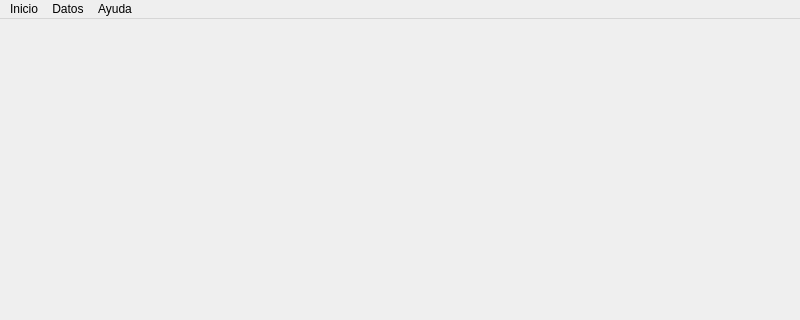
fenixon/tiponpython, file Main.ui: the form before one commit; both pictures show x 0 to 800 and y 0 to 320 of the 800 by 600 pixel window.
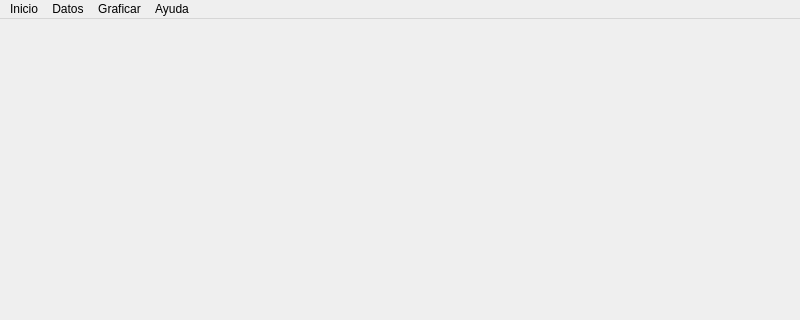
The form after the commit.

The edit to the form file:
```diff
--- a/Main.ui
+++ b/Main.ui
@@ -51,8 +51,16 @@
     <addaction name="menuCaudal_de_bombeo"/>
     <addaction name="actionObservaciones"/>
    </widget>
+   <widget class="QMenu" name="menuGraficar">
+    <property name="title">
+     <string>Graficar</string>
+    </property>
+    <addaction name="actionGenerar_graficas"/>
+    <addaction name="actionGenerar_video"/>
+   </widget>
    <addaction name="menuInicio"/>
    <addaction name="menuDatos"/>
+   <addaction name="menuGraficar"/>
    <addaction name="menuAyuda"/>
   </widget>
   <widget class="QStatusBar" name="statusbar"/>
```
Left out of the diff: 10 changed lines with no effect on the pictures.
